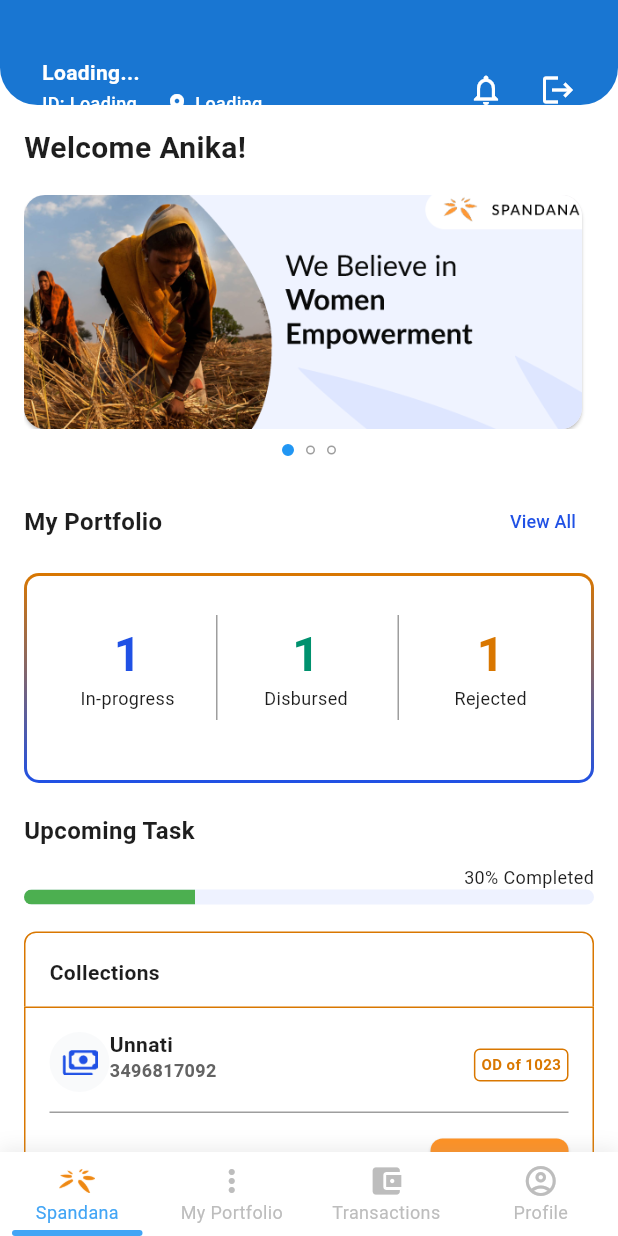
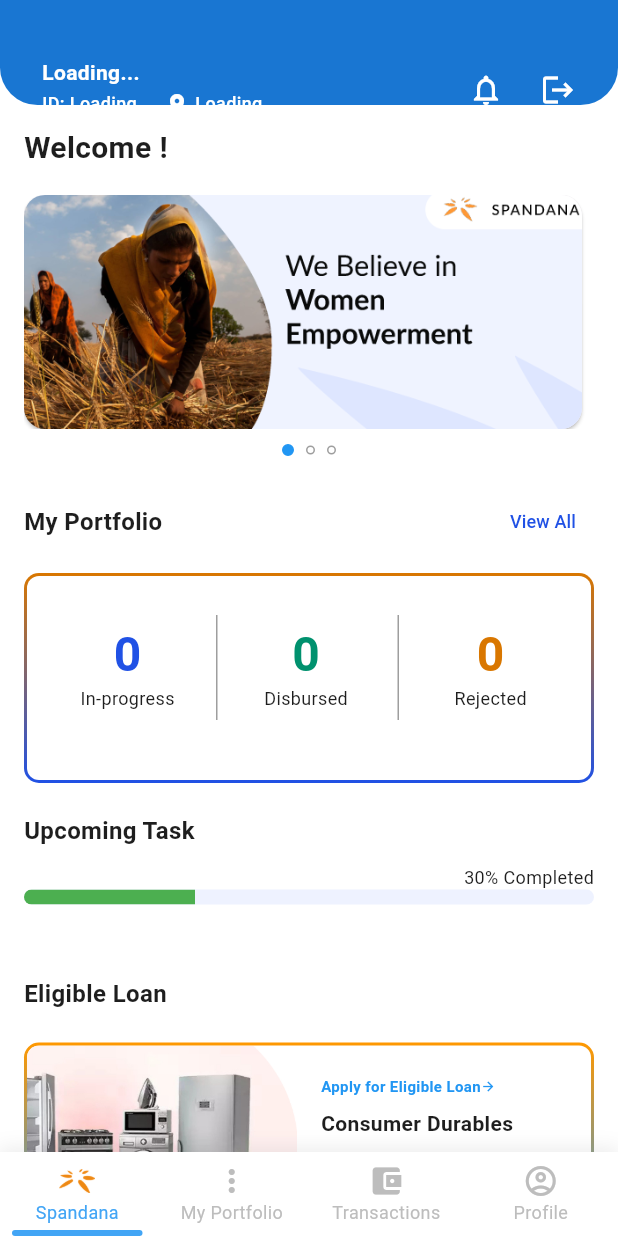
Before and after one commit to GOWTHAM-BAALAJI/los_cp, a Flutter app: the screen it shows after launch, on a phone screen of 412 x 824 dp. Run offline on Flutter 3.47's test engine with Material 3 defaults, Android fonts, the phone set to English and light mode, and no system bars; our stand-ins replace firebase_auth, firebase_core, flutter_local_notifications, flutter_secure_storage, gallery_saver, open_file and 3 more; accounts and stored records are empty; network calls fail.

Commit message:
Integrated API for Dashboard page, added loan specific digital loan cards, and scrolling enhancement in all pages

```diff
--- a/lib/components/dashboard.dart
+++ b/lib/components/dashboard.dart
@@ -1,6 +1,8 @@
+import 'dart:convert';
 import 'package:flutter/material.dart';
 import 'eligibleCard.dart';
 import 'upcomingTaskWidget.dart';
+import 'package:flutter_secure_storage/flutter_secure_storage.dart';
 import '../my_application/applicationScreen.dart';
 
 class DashboardScreen extends StatefulWidget {
@@ -18,23 +20,63 @@
 }
 
 class _DashboardScreenState extends State<DashboardScreen> {
+  Map<String, dynamic>? responseData;
+  bool isLoading = true;
+  final _storage = FlutterSecureStorage();
   final PageController _pageController = PageController();
   int _currentPage = 0;
   double progressValue = 0.3;
 
+  String _formatDate(String? dateString) {
+    if (dateString == null) return '';
+    try {
+      final date = DateTime.parse(dateString);
+      return '${date.day.toString().padLeft(2, '0')}-'
+          '${date.month.toString().padLeft(2, '0')}-'
+          '${date.year}';
+    } catch (e) {
+      return '';
+    }
+  }
+
+  Future<void> _loadData() async {
+    String? jsonData = await _storage.read(key: 'api_response');
+
+    if (jsonData != null) {
+      Map<String, dynamic> data = jsonDecode(jsonData);
+
+      if (data.containsKey("customerDetails") && data["customerDetails"].isNotEmpty) {
+        setState(() {
+          responseData = data;
+        });
+      }
+    }
+  }
+
+  @override
+  void initState() {
+    super.initState();
+    WidgetsBinding.instance.addPostFrameCallback((_) {
+      setState(() {
+        isLoading = false;
+      });
+    });
+    _loadData();
+  }
+
   @override
   Widget build(BuildContext context) {
     return WillPopScope(
-        onWillPop: () async =>false,
-      child:Scaffold(
+      onWillPop: () async => false,
+      child: Scaffold(
         body: SingleChildScrollView(
-      child:Padding(
+          child: Padding(
             padding: const EdgeInsets.all(16.0),
             child: Column(
               crossAxisAlignment: CrossAxisAlignment.start,
               children: [
                 Text(
-              'Welcome ${widget.userName}',
+                  'Welcome ${responseData?["customerDetails"]?[0]?["CustomerName"] ?? ""}!',
                   style: const TextStyle(
                     fontSize: 20,
                     fontWeight: FontWeight.w700,
@@ -83,11 +125,12 @@
                       height: _currentPage == index ? 8 : 6,
                       decoration: BoxDecoration(
                         shape: BoxShape.circle,
-                      border: _currentPage != index ? Border.all(color: Colors.grey) : Border.all(color: Colors.blue) ,
+                        border: _currentPage != index ? Border.all(color: Colors.grey) : Border.all(color: Colors.blue),
                         color: _currentPage == index ? Colors.blue : Colors.transparent,
                       ),
                     );
-                })),
+                  }),
+                ),
                 const SizedBox(height: 20),
                 Row(
                   mainAxisAlignment: MainAxisAlignment.spaceBetween,
@@ -146,21 +189,21 @@
                               const SizedBox(height: 10),
                               Row(
                                 children: [
-                              _buildStatusItem('1', 'In-progress', Color(0xff2051e5)),
+                                  _buildStatusItem('${responseData?['loanDetails']?.where((loan) => loan['loanStatus'] == 'Active' || loan['loanStatus'] == 'Ongoing').length ?? 0}', 'In-progress', Color(0xff2051e5)),
                                   Container(
                                     height: 70,
                                     width: 1,
                                     color: Colors.grey,
                                     margin: const EdgeInsets.symmetric(horizontal: 8),
                                   ),
-                              _buildStatusItem('1', 'Disbursed', Color(0xff00916e)),
+                                  _buildStatusItem('${responseData?['loanDetails']?.length ?? 0}', 'Disbursed', Color(0xff00916e)),
                                   Container(
                                     height: 70,
                                     width: 1,
                                     color: Colors.grey,
                                     margin: const EdgeInsets.symmetric(horizontal: 10),
                                   ),
-                              _buildStatusItem('1', 'Rejected', Color(0xFFD97700)),
+                                  _buildStatusItem('${responseData?['loanDetails']?.where((loan) => loan['loanStatus'] == 'Rejected').length ?? 0}', 'Rejected', Color(0xFFD97700)),
                                 ],
                               ),
                             ],
@@ -200,39 +243,31 @@
                     ),
                   ],
                 ),
-            const SizedBox(height: 10),
+                const SizedBox(height: 20),
+
+                // Dynamic Collection Cards
+                if (responseData != null && responseData!['loanDetails'] != null)
+                  ...responseData!['loanDetails']
+                      .where((loan) => loan['loanStatus'] == 'Active' || loan['loanStatus'] == 'Ongoing')
+                      .map((loan) => Column(
+                    children: [
                       CollectionCardWidget(
-                heading: 'Collections',
-                title: 'Unnati',
-                id: '3496817092',
-                status: 'Ongoing',
-                overdueAmount: 1023,
-                emiAmount: 1024,
-                emidate: '04-02-2025',
-                statusLoan: ''
+                        heading: loan == responseData!['loanDetails'].first ? 'Collections' : '',
+                        title: loan['productName'] ?? '',
+                        id: loan['loanDisplayId'].toString(),
+                        status: loan['loanStatus'] == 'Active' ? 'Ongoing' : loan['loanStatus'],
+                        overdueAmount: (loan['overdueAmount'] ?? 0).toDouble(),
+                        emiAmount: (loan['emiAmount'] ?? 0).toDouble(),
+                        emidate: loan['repaymentSchedule']?.isNotEmpty ?? false
+                            ? _formatDate(loan['repaymentSchedule'][0]['installmentDate'])
+                            : '',
+                        statusLoan: loan['loanStatus'] ?? '',
                       ),
                       const SizedBox(height: 10),
-            CollectionCardWidget(
-              heading: '',
-              title: 'Chetna',
-              id: '3496817092',
-              status: 'Completed',
-              overdueAmount: 0,
-              emiAmount: 1024,
-              emidate: '04-02-2025',
-              statusLoan: ''
-            ),
-            const SizedBox(height: 10),
-            CollectionCardWidget(
-              heading: 'LUC',
-              title: 'Unnati',
-              id: '3496817092',
-              status: 'Ongoing',
-              overdueAmount: 0,
-              emiAmount: 0,
-              emidate: '',
-              statusLoan: 'Pending'
-            ),
+                    ],
+                  ))
+                      .toList(),
+
                 const SizedBox(height: 20),
                 const Text(
                   'Eligible Loan',
@@ -252,7 +287,9 @@
               ],
             ),
           ),
-      )));
+        ),
+      ),
+    );
   }
 
   Widget _buildStatusItem(String number, String status, Color color) {
@@ -273,7 +310,7 @@
             status,
             style: const TextStyle(
                 fontSize: 12,
-              fontWeight:FontWeight.w400,
+                fontWeight: FontWeight.w400,
                 height: 14.4/12
             ),
           ),
@@ -281,5 +318,4 @@
       ),
     );
   }
-
 }
--- a/lib/components/tab_type_1.dart
+++ b/lib/components/tab_type_1.dart
@@ -69,7 +69,9 @@
           ),
         ),
         SizedBox(height: 10),
-        widget.tabs1[_selectedIndex].content,
+        Expanded(  // Add this Expanded widget
+          child: widget.tabs1[_selectedIndex].content,
+        ),
       ],
     );
   }
--- a/lib/components/tab_type_2.dart
+++ b/lib/components/tab_type_2.dart
@@ -81,7 +81,9 @@
           ),
         ),
         SizedBox(height: 10),
-        widget.tabs2[_selectedIndex].content,
+        Expanded(
+          child: widget.tabs2[_selectedIndex].content,
+        )
       ],
     );
   }
--- a/lib/components/upcomingTaskWidget.dart
+++ b/lib/components/upcomingTaskWidget.dart
@@ -10,15 +10,14 @@
   @override
   Widget build(BuildContext context) {
     double screenWidth = MediaQuery.of(context).size.width;
-    return
-      Column(
+    return Column(
       crossAxisAlignment: CrossAxisAlignment.start,
       children: [
         LayoutBuilder(
           builder: (context, constraints) {
             return Container(
               height: 10,
-                width: screenWidth-32,
+              width: screenWidth - 32,
               decoration: BoxDecoration(
                 color: Color(0xffeef2ff),
                 borderRadius: BorderRadius.circular(10),
@@ -40,7 +39,6 @@
   }
 }
 
-
 class CollectionCardWidget extends StatefulWidget {
   final String heading;
   final String title;
@@ -51,7 +49,6 @@
   final String emidate;
   final String statusLoan;
 
-  // Constructor to accept parameters
   const CollectionCardWidget({
     super.key,
     required this.heading,
@@ -91,10 +88,9 @@
 
     return Column(
       children: [
-        widget.heading.isNotEmpty ?
-        Container(
+        widget.heading.isNotEmpty
+            ? Container(
           width: double.infinity,
-          height: 50,
           decoration: BoxDecoration(
             borderRadius: BorderRadius.only(
               topLeft: Radius.circular(8),
@@ -108,22 +104,26 @@
           ),
           child: Padding(
             padding: EdgeInsets.all(16),
-              child:Text(widget.heading,style: TextStyle(
+            child: Text(
+              widget.heading,
+              style: TextStyle(
                 fontSize: 14,
                 fontWeight: FontWeight.w700,
-              ),)
+              ),
+            ),
+          ),
         )
-        ) : SizedBox.shrink(),
+            : SizedBox.shrink(),
         Container(
           width: double.infinity,
-          height: (widget.emidate.isEmpty ? 80
-              : 160),
           padding: EdgeInsets.all(16),
           decoration: BoxDecoration(
-            borderRadius: widget.heading.isNotEmpty ? BorderRadius.only(
+            borderRadius: widget.heading.isNotEmpty
+                ? BorderRadius.only(
               bottomLeft: Radius.circular(8),
               bottomRight: Radius.circular(8),
-            ): BorderRadius.all(Radius.circular(8)),
+            )
+                : BorderRadius.all(Radius.circular(8)),
             border: Border.all(
               color: statusColor,
             ),
@@ -134,13 +134,12 @@
               Row(
                 mainAxisAlignment: MainAxisAlignment.spaceBetween,
                 children: [
-                  Row(
-                    children: [
-                      Row(
-                        crossAxisAlignment: CrossAxisAlignment.start,
+                  // Wrap the first part inside Expanded
+                  Expanded(
+                    child: Row(
                       children: [
                         Container(
-                            height: 40,
+                          // height: 40,
                           width: 40,
                           decoration: BoxDecoration(
                             borderRadius: BorderRadius.circular(20),
@@ -155,16 +154,17 @@
                             ),
                           ),
                         ),
-                          Container(
+                        SizedBox(width: 8), // Add some spacing
+                        Expanded(
                           child: Column(
                             crossAxisAlignment: CrossAxisAlignment.start,
                             children: [
+                              // LoanName Text with wrapping based on available width
                               Text(
                                 LoanName,
                                 style: TextStyle(
                                   fontSize: 14,
                                   fontWeight: FontWeight.w600,
-                                    height: 16.8 / 14,
                                 ),
                               ),
                               Text(
@@ -180,10 +180,12 @@
                         ),
                       ],
                     ),
-                    ],
                   ),
-                  overdueAmount > 0 ?
-                  Row(
+                  // Wrap the overdue amount part inside Expanded as well
+                  Expanded(
+                    child: overdueAmount > 0
+                        ? Row(
+                      mainAxisAlignment: MainAxisAlignment.end,
                       children: [
                         Container(
                           padding: EdgeInsets.all(4),
@@ -194,8 +196,7 @@
                               color: statusColor,
                             ),
                           ),
-                          child:
-                          Text(
+                          child: Text(
                             "OD of ${overdueAmount}",
                             style: TextStyle(
                               fontSize: 10,
@@ -205,14 +206,18 @@
                             ),
                           ),
                         ),
-                      ]
-                  ) : widget.statusLoan.isNotEmpty ? Row(
-                      children: [
-                        Row(
+                      ],
+                    )
+                        : widget.statusLoan.isNotEmpty
+                        ? Row(
+                      mainAxisAlignment: MainAxisAlignment.end,
                       children: [
                         Icon(
-                                Icons.pending, color: statusColor, size: 12,),
-                              SizedBox(width: 5,),
+                          Icons.pending,
+                          color: statusColor,
+                          size: 12,
+                        ),
+                        SizedBox(width: 5),
                         Text(
                           "Pending",
                           style: TextStyle(
@@ -222,14 +227,16 @@
                             color: statusColor,
                           ),
                         ),
-                            ]
+                      ],
+                    )
+                        : SizedBox.shrink(),
                   ),
-                      ]
-                  ) : SizedBox.shrink(),
                 ],
               ),
               widget.emidate.isEmpty ? SizedBox.shrink() : SizedBox(height: 13),
-              widget.emidate.isEmpty ? SizedBox.shrink() : Divider(
+              widget.emidate.isEmpty
+                  ? SizedBox.shrink()
+                  : Divider(
                 height: 1,
                 color: Colors.grey,
               ),
@@ -243,6 +250,7 @@
                       Row(
                         children: [
                           Icon(Icons.calendar_month),
+                          SizedBox(width: 4,),
                           Text(
                             widget.emidate,
                             style: TextStyle(
@@ -259,9 +267,7 @@
                     crossAxisAlignment: CrossAxisAlignment.start,
                     children: [
                       ElevatedButton(
-                        onPressed: () {
-
-                        },
+                        onPressed: () {},
                         style: ElevatedButton.styleFrom(
                           backgroundColor: Color(0xffff9021),
                           shape: RoundedRectangleBorder(
@@ -286,7 +292,6 @@
                             ),
                           ],
                         ),
-
                       ),
                     ],
                   ),
--- a/pubspec.yaml
+++ b/pubspec.yaml
@@ -38,7 +38,7 @@
   pin_code_fields: any
   screenshot: any
   path_provider: any
-  gallery_saver: any
+  gallery_saver: ^2.3.2
   flutter_local_notifications: any
   open_file: any
   intl: any
```
Also changed, not shown: lib/my_application/applicationScreen.dart (+60 -40 lines), lib/profile/loan_card_tabs.dart (added, +90 -0 lines), lib/profile/main_page.dart (+37 -44 lines), lib/transactions/main_page.dart (+9 -13 lines), pubspec.lock, 3 other files. Lines whose indentation alone changed are shown as unchanged.
